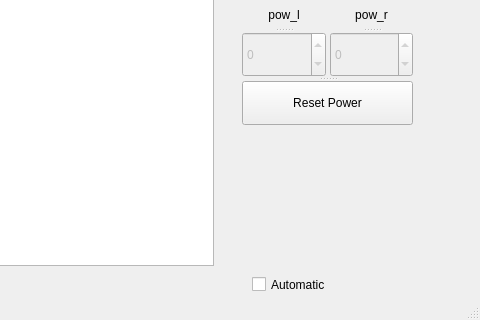
The window that assets/mainwindow.ui (Olin-FunRobo/funrobo_wallfollower) describes before a commit, drawn with Qt 5; both pictures show x 318 to 798 and y 302 to 622 of the 798 by 622 pixel window.
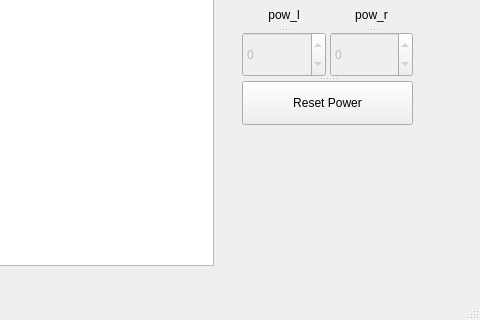
The same window after the commit.

Commit message: removed unnecessary checkbox

The edit to the form file:
```diff
--- a/assets/mainwindow.ui
+++ b/assets/mainwindow.ui
@@ -197,19 +197,6 @@
      </property>
     </widget>
    </widget>
-   <widget class="QCheckBox" name="checkBox">
-    <property name="geometry">
-     <rect>
-      <x>570</x>
-      <y>540</y>
-      <width>85</width>
-      <height>21</height>
-     </rect>
-    </property>
-    <property name="text">
-     <string>Automatic</string>
-    </property>
-   </widget>
    <widget class="QSplitter" name="splitter_11">
     <property name="geometry">
      <rect>
```
